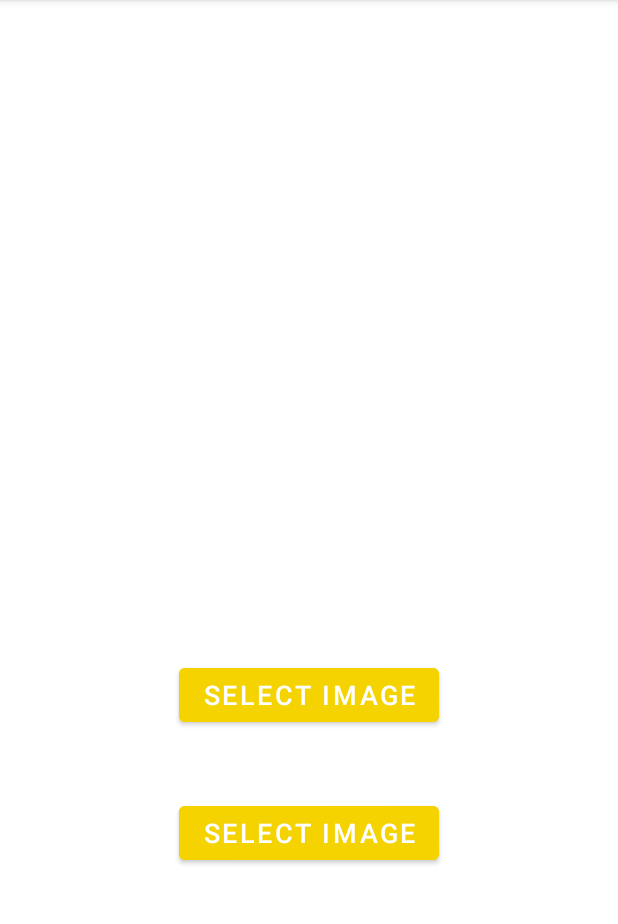
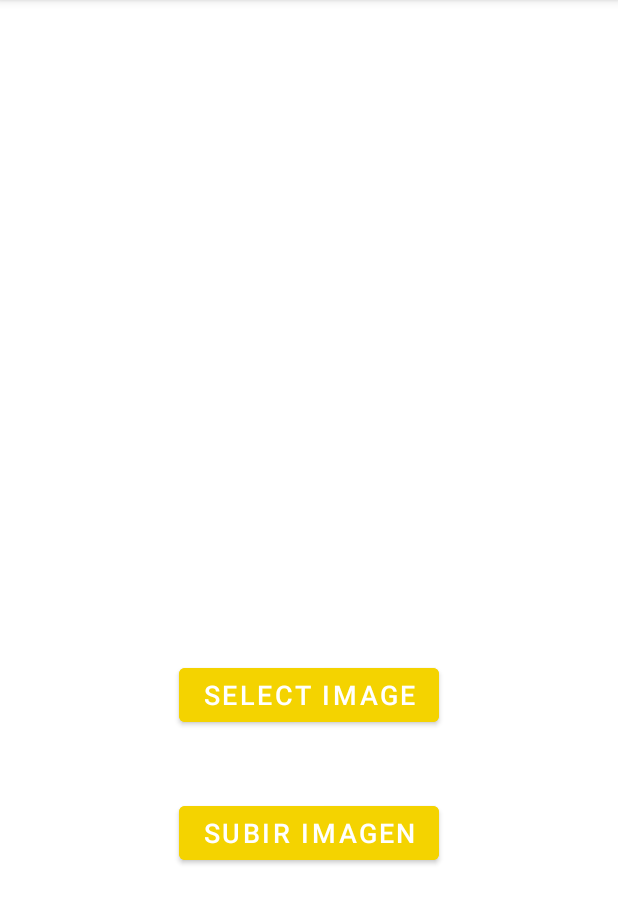
Before and after one commit to Liamsray22/appRestaurante, an Android app: the screen it shows after launch (ActivityPic), on a phone screen of 412 x 824 dp, the part 84-1008 px from its top. Run offline under Robolectric (Android 15) with nearby library versions, the phone set to English and light mode, and no system bars.

Commit message:
SelectImg creado, las imagenes todavia no se guardan

```diff
--- a/app/src/main/res/layout/activity_pic.xml
+++ b/app/src/main/res/layout/activity_pic.xml
@@ -32,7 +32,7 @@
         android:layout_height="wrap_content"
         android:layout_centerHorizontal="true"
         android:backgroundTint="@color/colorPrimary"
-        android:text="SELECT IMAGE"
+        android:text="Subir Imagen"
         android:textColor="@android:color/white"
         android:textSize="18sp"
         app:layout_constraintBottom_toBottomOf="parent"
```
